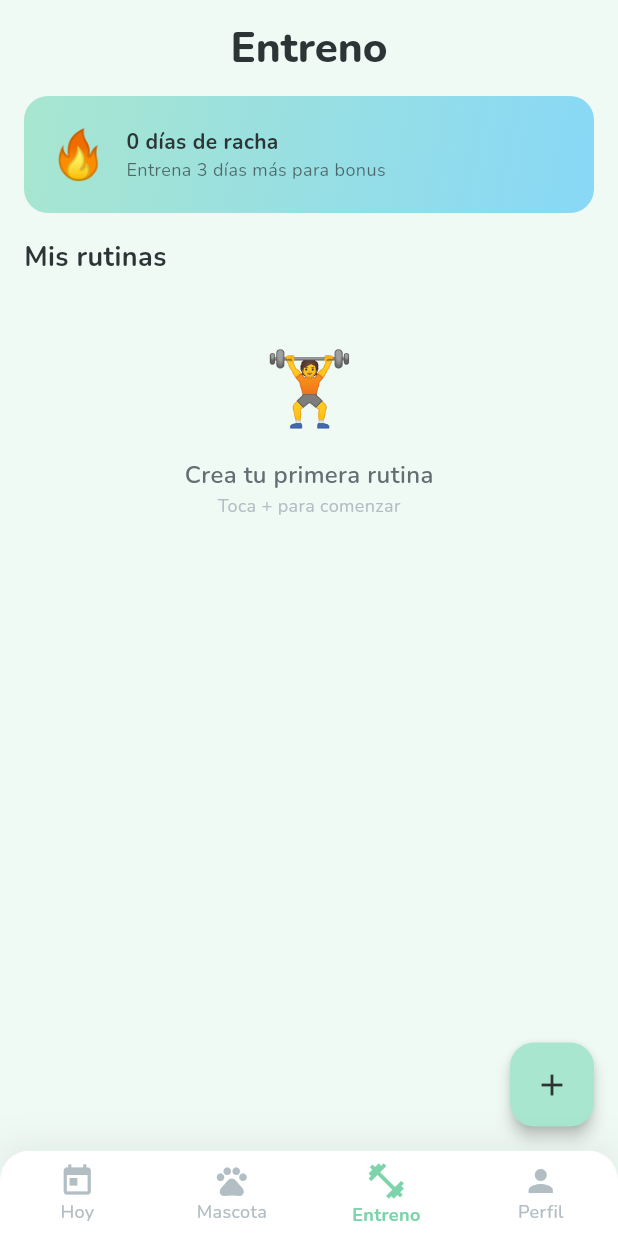
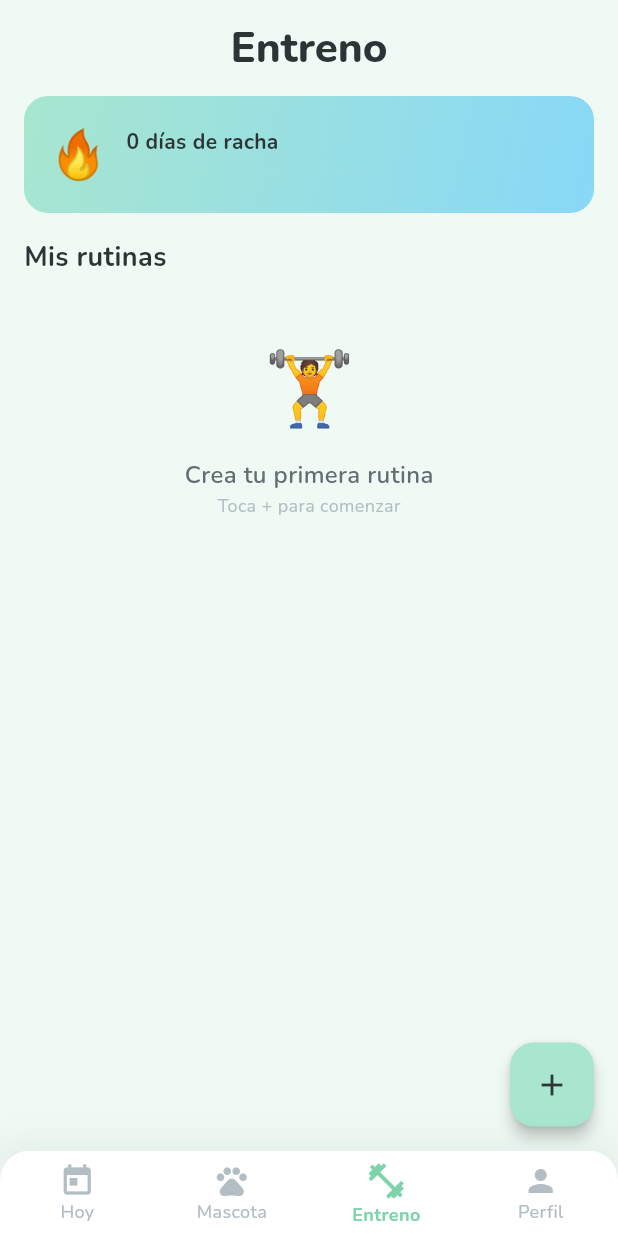
Before and after one commit to kidaa2020/app, a Flutter app: the screen it shows after launch, item 3 of the bottom bar chosen, on a phone screen of 412 x 824 dp. Run offline on Flutter 3.47's test engine with Material 3 defaults, Android fonts, the phone set to English and light mode, and no system bars; our stand-ins replace dio, fl_chart, flutter_local_notifications, flutter_riverpod, google_fonts, hive and 3 more; missing offline and left inert: mobile_scanner; accounts and stored records are empty.

Commit message:
Add files via upload

```diff
--- a/lib/core/theme/app_theme.dart
+++ b/lib/core/theme/app_theme.dart
@@ -50,7 +50,7 @@ class AppTheme {
       cardTheme: CardThemeData(
         color: AppColors.white,
         elevation: 2,
-        shadowColor: AppColors.mintGreen.withValues(alpha: 0.15),
+        shadowColor: AppColors.mintGreen.withOpacity(0.15),
         shape: RoundedRectangleBorder(
           borderRadius: BorderRadius.circular(16),
         ),
--- a/lib/features/pet/widgets/xp_progress_bar.dart
+++ b/lib/features/pet/widgets/xp_progress_bar.dart
@@ -22,7 +22,7 @@ class XpProgressBar extends StatelessWidget {
                 decoration: BoxDecoration(
                   gradient: AppColors.primaryGradient,
                   borderRadius: BorderRadius.circular(6),
-                  boxShadow: [BoxShadow(color: AppColors.mintGreen.withValues(alpha: 0.4), blurRadius: 6)],
+                  boxShadow: [BoxShadow(color: AppColors.mintGreen.withOpacity(0.2), blurRadius: 6)],
                 ),
               ),
             ],
--- a/lib/features/profile/screens/profile_screen.dart
+++ b/lib/features/profile/screens/profile_screen.dart
@@ -77,7 +77,7 @@ class ProfileScreen extends ConsumerWidget {
                         children: [
                           Container(
                             padding: const EdgeInsets.all(8),
-                            decoration: BoxDecoration(color: AppColors.mintGreen.withValues(alpha: 0.2), borderRadius: BorderRadius.circular(8)),
+                            decoration: BoxDecoration(color: AppColors.mintGreen.withOpacity(0.2), borderRadius: BorderRadius.circular(8)),
                             child: const Icon(Icons.check_circle, color: AppColors.mintGreenDark, size: 20),
                           ),
                           const SizedBox(width: 12),
@@ -107,7 +107,7 @@ class ProfileScreen extends ConsumerWidget {
       decoration: BoxDecoration(
         color: AppColors.white,
         borderRadius: BorderRadius.circular(16),
-        boxShadow: [BoxShadow(color: color.withValues(alpha: 0.1), blurRadius: 8, offset: const Offset(0, 2))],
+        boxShadow: [BoxShadow(color: color.withOpacity(0.1), blurRadius: 8, offset: const Offset(0, 2))],
       ),
       child: Column(
         children: [
--- a/lib/features/today/screens/barcode_scanner_screen.dart
+++ b/lib/features/today/screens/barcode_scanner_screen.dart
@@ -137,7 +137,7 @@ class _BarcodeScannerScreenState extends ConsumerState<BarcodeScannerScreen> {
                 child: Container(
                   width: 40, height: 4,
                   decoration: BoxDecoration(
-                    color: AppColors.subtleText.withValues(alpha: 0.3),
+                    color: AppColors.black.withOpacity(0.5),
                     borderRadius: BorderRadius.circular(2),
                   ),
                 ),
--- a/lib/features/today/screens/today_screen.dart
+++ b/lib/features/today/screens/today_screen.dart
@@ -98,7 +98,7 @@ class TodayScreen extends ConsumerWidget {
               width: 40,
               height: 4,
               decoration: BoxDecoration(
-                color: AppColors.subtleText.withValues(alpha: 0.3),
+                color: AppColors.subtleText.withOpacity(0.3),
                 borderRadius: BorderRadius.circular(2),
               ),
             ),
@@ -160,7 +160,7 @@ class TodayScreen extends ConsumerWidget {
             Container(
               padding: const EdgeInsets.all(12),
               decoration: BoxDecoration(
-                color: AppColors.mintGreen.withValues(alpha: 0.2),
+                color: AppColors.mintGreen.withOpacity(0.2),
                 borderRadius: BorderRadius.circular(12),
               ),
               child: Icon(icon, color: AppColors.mintGreenDark, size: 24),
--- a/lib/features/today/widgets/daily_summary_card.dart
+++ b/lib/features/today/widgets/daily_summary_card.dart
@@ -26,7 +26,7 @@ class DailySummaryCard extends StatelessWidget {
         borderRadius: BorderRadius.circular(20),
         boxShadow: [
           BoxShadow(
-            color: AppColors.mintGreen.withValues(alpha: 0.2),
+            color: AppColors.mintGreen.withOpacity(0.1),
             blurRadius: 16,
             offset: const Offset(0, 4),
           ),
--- a/lib/features/today/widgets/meal_section.dart
+++ b/lib/features/today/widgets/meal_section.dart
@@ -27,7 +27,7 @@ class MealSection extends StatelessWidget {
         borderRadius: BorderRadius.circular(16),
         boxShadow: [
           BoxShadow(
-            color: Colors.black.withValues(alpha: 0.04),
+            color: AppColors.error.withOpacity(0.1),
             blurRadius: 8,
             offset: const Offset(0, 2),
           ),
@@ -59,7 +59,7 @@ class MealSection extends StatelessWidget {
       background: Container(
         alignment: Alignment.centerRight,
         padding: const EdgeInsets.only(right: 20),
-        color: AppColors.error.withValues(alpha: 0.1),
+        color: AppColors.mintGreen.withOpacity(0.1),
         child: const Icon(Icons.delete, color: AppColors.error),
       ),
       onDismissed: (_) => onDelete(entry.id),
--- a/lib/features/workout/screens/active_workout_screen.dart
+++ b/lib/features/workout/screens/active_workout_screen.dart
@@ -71,7 +71,7 @@ class _ActiveWorkoutScreenState extends ConsumerState<ActiveWorkoutScreen> {
       decoration: BoxDecoration(
         color: AppColors.white,
         borderRadius: BorderRadius.circular(16),
-        boxShadow: [BoxShadow(color: Colors.black.withValues(alpha: 0.04), blurRadius: 8, offset: const Offset(0, 2))],
+        boxShadow: [BoxShadow(color: Colors.black.withOpacity(0.04), blurRadius: 8, offset: const Offset(0, 2))],
       ),
       child: Column(
         crossAxisAlignment: CrossAxisAlignment.start,
@@ -83,7 +83,7 @@ class _ActiveWorkoutScreenState extends ConsumerState<ActiveWorkoutScreen> {
                 Container(
                   padding: const EdgeInsets.symmetric(horizontal: 10, vertical: 4),
                   decoration: BoxDecoration(
-                    color: AppColors.skyBlue.withValues(alpha: 0.15),
+                    color: AppColors.mintGreen.withOpacity(0.15),
                     borderRadius: BorderRadius.circular(8),
                   ),
                   child: Row(
@@ -200,7 +200,7 @@ class _ActiveWorkoutScreenState extends ConsumerState<ActiveWorkoutScreen> {
             Container(
               padding: const EdgeInsets.all(12),
               decoration: BoxDecoration(
-                color: AppColors.mintGreen.withValues(alpha: 0.15),
+                color: AppColors.mintGreen.withOpacity(0.1),
                 borderRadius: BorderRadius.circular(12),
               ),
               child: Row(
--- a/lib/features/workout/screens/routine_editor_screen.dart
+++ b/lib/features/workout/screens/routine_editor_screen.dart
@@ -85,7 +85,7 @@ class _RoutineEditorScreenState extends ConsumerState<RoutineEditorScreen> {
       decoration: BoxDecoration(
         color: AppColors.white,
         borderRadius: BorderRadius.circular(16),
-        boxShadow: [BoxShadow(color: Colors.black.withValues(alpha: 0.04), blurRadius: 8)],
+        boxShadow: [BoxShadow(color: AppColors.mintGreen.withOpacity(0.1), blurRadius: 8)],
       ),
       child: Column(
         crossAxisAlignment: CrossAxisAlignment.start,
--- a/lib/features/workout/screens/workout_list_screen.dart
+++ b/lib/features/workout/screens/workout_list_screen.dart
@@ -50,7 +50,7 @@ class WorkoutListScreen extends ConsumerWidget {
                               ? '¡Bonus de XP activo!'
                               : 'Entrena ${3 - streak} días más para bonus',
                           style: AppTextStyles.caption.copyWith(
-                            color: AppColors.darkText.withValues(alpha: 0.7),
+                            color: AppColors.mintGreen.withOpacity(0.1),
                           ),
                         ),
                       ],
@@ -114,7 +114,7 @@ class WorkoutListScreen extends ConsumerWidget {
         color: AppColors.white,
         borderRadius: BorderRadius.circular(16),
         boxShadow: [
-          BoxShadow(color: Colors.black.withValues(alpha: 0.04), blurRadius: 8, offset: const Offset(0, 2)),
+          BoxShadow(color: Colors.black.withOpacity(0.04), blurRadius: 8, offset: const Offset(0, 2)),
         ],
       ),
       child: ListTile(
@@ -122,7 +122,7 @@ class WorkoutListScreen extends ConsumerWidget {
         leading: Container(
           padding: const EdgeInsets.all(12),
           decoration: BoxDecoration(
-            color: AppColors.skyBlue.withValues(alpha: 0.2),
+            color: AppColors.darkText.withOpacity(0.7),
             borderRadius: BorderRadius.circular(12),
           ),
           child: const Icon(Icons.fitness_center, color: AppColors.skyBlueDark, size: 24),
--- a/lib/navigation/bottom_nav_shell.dart
+++ b/lib/navigation/bottom_nav_shell.dart
@@ -32,7 +32,7 @@ class _BottomNavShellState extends State<BottomNavShell> {
         decoration: BoxDecoration(
           boxShadow: [
             BoxShadow(
-              color: Colors.black.withValues(alpha: 0.06),
+              color: Colors.black.withOpacity(0.06),
               blurRadius: 20,
               offset: const Offset(0, -4),
             ),
```
Also changed, not shown: lib/features/pet/screens/pet_screen.dart (+6 -6 lines).
